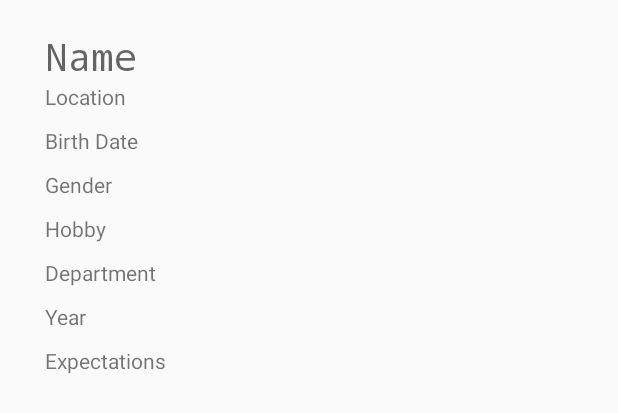
After one commit to benkoedina/FormApplication, an Android app: the layout student_item.xml on its own in the app's theme, with its tools: preview values and no code run, on a phone screen of 412 x 824 dp. The commit adds this screen. Shown: the top 413 px of the screen. Run offline under Robolectric (Android 15) with nearby library versions, the phone set to English and light mode, and no system bars.

Commit message:
Commit final

```diff
--- a/app/build.gradle
+++ b/app/build.gradle
@@ -1,4 +1,5 @@
 apply plugin: 'com.android.application'
+apply plugin: 'com.google.gms.google-services'
 
 android {
     compileSdkVersion 29
@@ -23,7 +24,11 @@ dependencies {
     implementation fileTree(dir: 'libs', include: ['*.jar'])
     implementation 'androidx.appcompat:appcompat:1.1.0'
     implementation 'androidx.constraintlayout:constraintlayout:1.1.3'
+    implementation 'com.google.firebase:firebase-database:16.0.4'
+    implementation 'com.android.support:recyclerview-v7:29.+'
+    implementation 'com.firebaseui:firebase-ui-database:4.1.0'
     testImplementation 'junit:junit:4.12'
     androidTestImplementation 'androidx.test.ext:junit:1.1.1'
     androidTestImplementation 'androidx.test.espresso:espresso-core:3.2.0'
+    // implementation 'androidx.recyclerview:recyclerview:1.0.0'
 }
--- a/app/src/main/AndroidManifest.xml
+++ b/app/src/main/AndroidManifest.xml
@@ -2,8 +2,8 @@
 <manifest xmlns:android="http://schemas.android.com/apk/res/android"
     package="com.example.formapplication">
 
+    <uses-permission android:name="android.permission.CAMERA" />
 
-    <uses-permission android:name="android.permission.CAMERA"></uses-permission>
     <application
         android:allowBackup="true"
         android:icon="@mipmap/ic_launcher"
@@ -11,12 +11,12 @@
         android:roundIcon="@mipmap/ic_launcher_round"
         android:supportsRtl="true"
         android:theme="@style/AppTheme">
+        <activity android:name=".StudentListActivity"></activity>
         <activity android:name=".MainActivity">
             <intent-filter>
                 <action android:name="android.intent.action.MAIN" />
 
                 <category android:name="android.intent.category.LAUNCHER" />
-
             </intent-filter>
         </activity>
     </application>
--- a/app/src/main/res/layout/activity_main.xml
+++ b/app/src/main/res/layout/activity_main.xml
@@ -131,6 +131,12 @@
         android:layout_height="wrap_content"
         android:prompt="@string/spinner" />
 
+    <TextView
+        android:layout_width="match_parent"
+        android:layout_height="wrap_content"
+        android:text="Year of study"
+        android:layout_marginTop="10dp"
+        />
     <RadioGroup
         android:layout_marginTop="10dp"
         android:id="@+id/radioGroupYear"
--- /dev/null
+++ b/app/src/main/res/layout/student_item.xml
@@ -0,0 +1,78 @@
+<?xml version="1.0" encoding="utf-8"?>
+<LinearLayout
+    xmlns:android="http://schemas.android.com/apk/res/android"
+    android:orientation="vertical" android:layout_width="match_parent"
+    android:layout_height="wrap_content">
+
+    <TextView
+        android:id="@+id/tv_name"
+        android:layout_width="wrap_content"
+        android:layout_height="wrap_content"
+        android:textSize="25dp"
+        android:hint="Name"
+        android:fontFamily="monospace"
+        android:layout_marginTop="20dp"
+        android:layout_marginLeft="30dp"
+        android:textColor="@color/colorPrimary"
+        android:gravity="center"
+        />
+
+
+    <TextView
+        android:id="@+id/tv_location"
+        android:layout_width="match_parent"
+        android:layout_height="wrap_content"
+        android:text="Location"
+        android:layout_marginLeft="30dp"
+        />
+    <TextView
+        android:id="@+id/tv_birthDate"
+        android:layout_width="match_parent"
+        android:layout_height="wrap_content"
+        android:text="Birth Date"
+        android:layout_marginTop="10dp"
+        android:layout_marginLeft="30dp"
+        />
+    <TextView
+        android:id="@+id/tv_gender"
+        android:layout_width="match_parent"
+        android:layout_height="wrap_content"
+        android:text="Gender"
+        android:layout_marginTop="10dp"
+        android:layout_marginLeft="30dp"
+        />
+    <TextView
+        android:id="@+id/tv_hobby"
+        android:layout_width="match_parent"
+        android:layout_height="wrap_content"
+        android:text="Hobby"
+        android:layout_marginTop="10dp"
+        android:layout_marginLeft="30dp"
+        />
+    <TextView
+        android:id="@+id/tv_department"
+        android:layout_width="match_parent"
+        android:layout_height="wrap_content"
+        android:text="Department"
+        android:layout_marginTop="10dp"
+        android:layout_marginLeft="30dp"
+        />
+    <TextView
+        android:id="@+id/tv_year"
+        android:layout_width="match_parent"
+        android:layout_height="wrap_content"
+        android:text="Year"
+        android:layout_marginTop="10dp"
+        android:layout_marginLeft="30dp"
+        />
+    <TextView
+        android:id="@+id/tv_expectations"
+        android:layout_width="match_parent"
+        android:layout_height="wrap_content"
+        android:text="Expectations"
+        android:layout_marginTop="10dp"
+        android:layout_marginLeft="30dp"
+        />
+
+
+</LinearLayout>
--- a/build.gradle
+++ b/build.gradle
@@ -8,6 +8,7 @@ buildscript {
     }
     dependencies {
         classpath 'com.android.tools.build:gradle:3.5.1'
+        classpath 'com.google.gms:google-services:4.2.0'
 
         // NOTE: Do not place your application dependencies here; they belong
         // in the individual module build.gradle files
```
Also changed, not shown: app/src/main/java/com/example/formapplication/MainActivity.java (+58 -7 lines), app/src/main/java/com/example/formapplication/MyRecyclerViewHolder.java (added, +39 -0 lines), app/src/main/java/com/example/formapplication/Student.java (added, +110 -0 lines), app/src/main/java/com/example/formapplication/StudentListActivity.java (added, +98 -0 lines), app/src/main/res/layout/activity_student_list.xml (added, +16 -0 lines).
